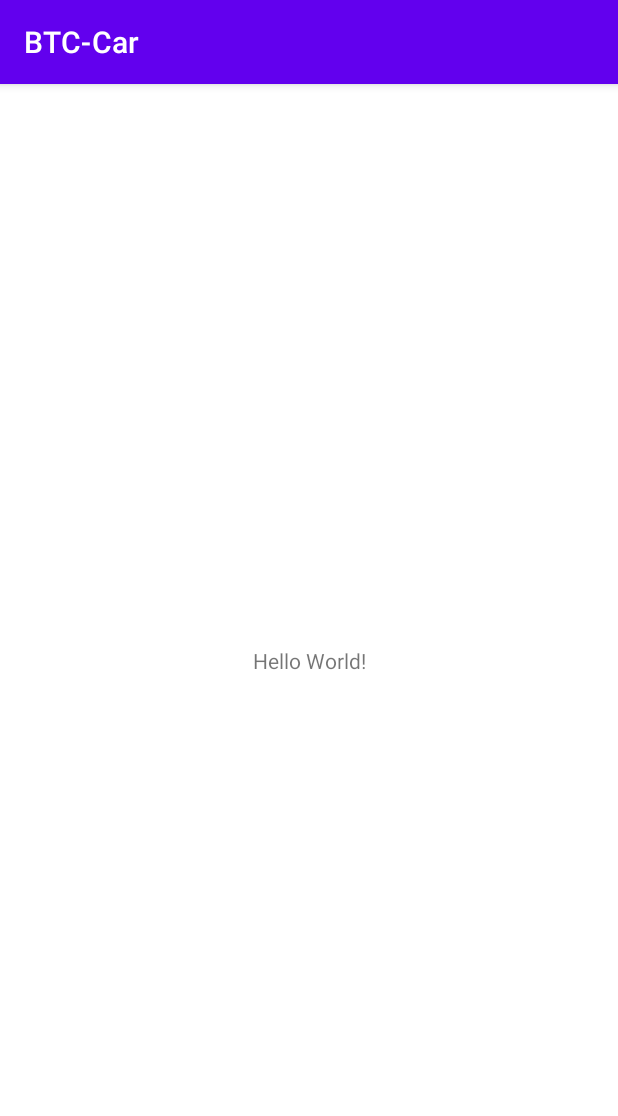
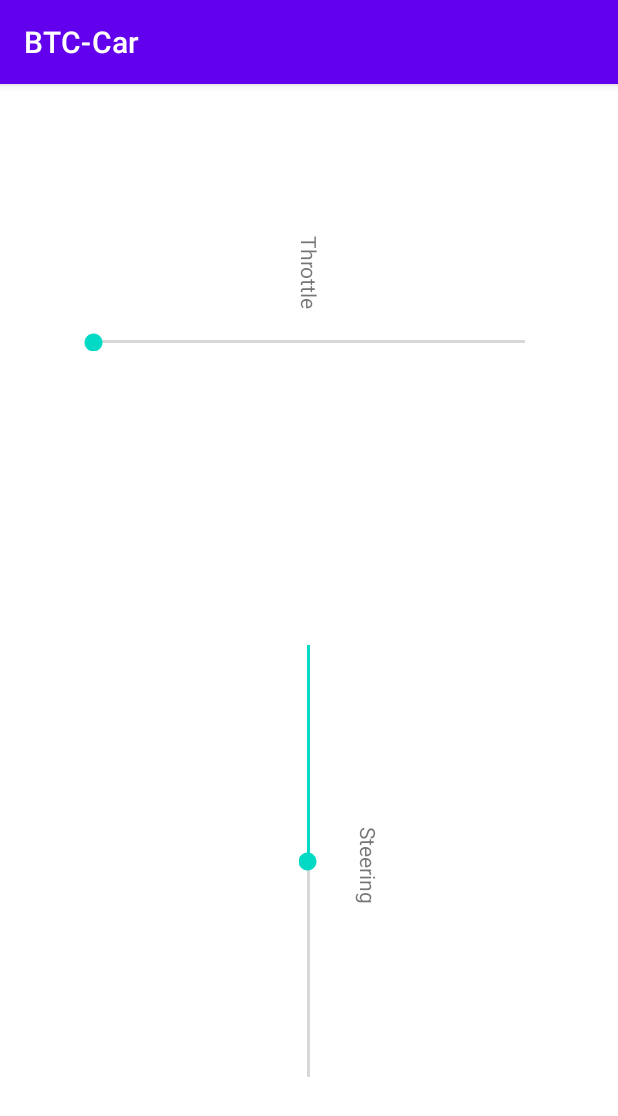
Before and after one commit to protocol66/BT-Car, an Android app: the screen it shows after launch (MainActivity), on a phone screen of 412 x 824 dp. Shown: the top 1116 px of the screen. Run offline under Robolectric (Android 15) with nearby library versions, the phone set to English and light mode, and no system bars.

Commit message:
Changed some files

```diff
--- a/App/app/src/main/res/layout/activity_main.xml
+++ b/App/app/src/main/res/layout/activity_main.xml
@@ -7,12 +7,51 @@
     tools:context=".MainActivity">
 
     <TextView
+        android:id="@+id/textView2"
         android:layout_width="wrap_content"
         android:layout_height="wrap_content"
-        android:text="Hello World!"
+        android:rotation="90"
+        android:text="Steering"
+        app:layout_constraintBottom_toBottomOf="parent"
+        app:layout_constraintHorizontal_bias="0.61"
+        app:layout_constraintLeft_toLeftOf="parent"
+        app:layout_constraintRight_toRightOf="parent"
+        app:layout_constraintTop_toTopOf="parent"
+        app:layout_constraintVertical_bias="0.683" />
+
+    <SeekBar
+        android:id="@+id/seekBar2"
+        android:layout_width="320dp"
+        android:layout_height="12dp"
+        android:progress="50"
+        android:rotation="90"
+        app:layout_constraintBottom_toBottomOf="parent"
+        app:layout_constraintEnd_toEndOf="parent"
+        app:layout_constraintHorizontal_bias="0.494"
+        app:layout_constraintStart_toStartOf="parent"
+        app:layout_constraintTop_toTopOf="parent"
+        app:layout_constraintVertical_bias="0.677" />
+
+    <TextView
+        android:id="@+id/textView"
+        android:layout_width="wrap_content"
+        android:layout_height="wrap_content"
+        android:rotation="90"
+        android:text="Throttle"
         app:layout_constraintBottom_toBottomOf="parent"
         app:layout_constraintLeft_toLeftOf="parent"
         app:layout_constraintRight_toRightOf="parent"
-        app:layout_constraintTop_toTopOf="parent" />
+        app:layout_constraintTop_toTopOf="parent"
+        app:layout_constraintVertical_bias="0.155" />
+
+    <SeekBar
+        android:id="@+id/seekBar"
+        android:layout_width="320dp"
+        android:layout_height="12dp"
+        app:layout_constraintBottom_toBottomOf="parent"
+        app:layout_constraintEnd_toEndOf="parent"
+        app:layout_constraintStart_toStartOf="parent"
+        app:layout_constraintTop_toTopOf="parent"
+        app:layout_constraintVertical_bias="0.22" />
 
 </androidx.constraintlayout.widget.ConstraintLayout>
```
